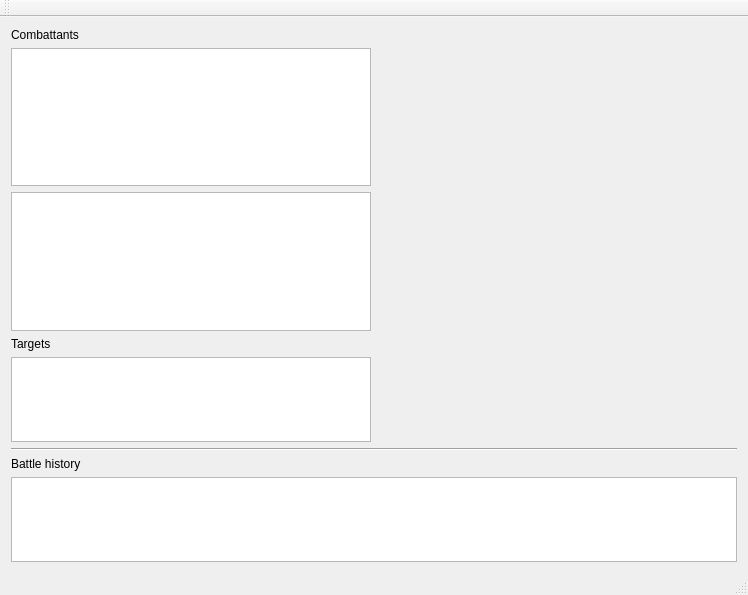
TVPDamienL/CombattantQT, file CombattantModelsInModels/cMainWindow.ui: the form before one commit.
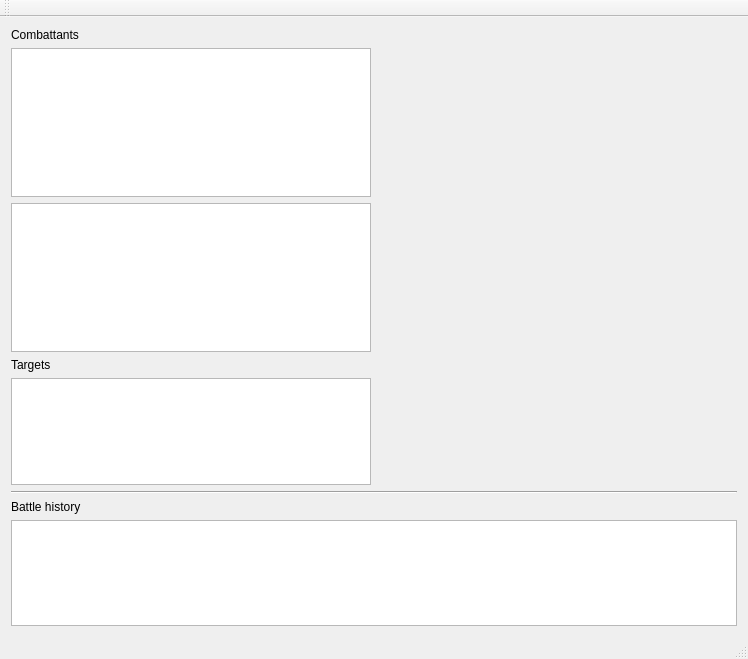
The form after the commit. Custom widgets are drawn as their Qt base class.

```diff
--- a/CombattantModelsInModels/cMainWindow.ui
+++ b/CombattantModelsInModels/cMainWindow.ui
@@ -7,7 +7,7 @@
     <x>0</x>
     <y>0</y>
     <width>748</width>
-    <height>595</height>
+    <height>659</height>
    </rect>
   </property>
   <property name="windowTitle">
```
